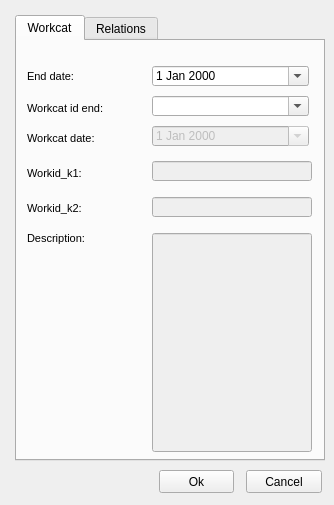
Giswater/giswater_qgis_plugin, file ui/workcat_end.ui: the form before one commit.
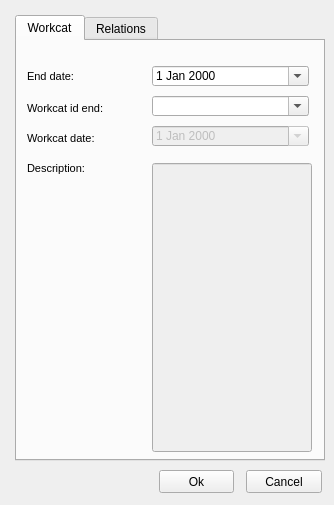
The form after the commit. Icons and pictures are not drawn.

Patch:
```diff
--- a/ui/workcat_end.ui
+++ b/ui/workcat_end.ui
@@ -99,7 +99,7 @@
      <property name="geometry">
       <rect>
        <x>10</x>
-       <y>186</y>
+       <y>116</y>
        <width>103</width>
        <height>22</height>
       </rect>
@@ -161,91 +161,6 @@
       <number>3</number>
      </property>
     </widget>
-    <widget class="QLabel" name="label_doc_id">
-     <property name="geometry">
-      <rect>
-       <x>10</x>
-       <y>121</y>
-       <width>106</width>
-       <height>22</height>
-      </rect>
-     </property>
-     <property name="font">
-      <font>
-       <pointsize>8</pointsize>
-      </font>
-     </property>
-     <property name="frameShape">
-      <enum>QFrame::NoFrame</enum>
-     </property>
-     <property name="frameShadow">
-      <enum>QFrame::Raised</enum>
-     </property>
-     <property name="text">
-      <string>Workid_k1:</string>
-     </property>
-     <property name="textFormat">
-      <enum>Qt::AutoText</enum>
-     </property>
-     <property name="scaledContents">
-      <bool>false</bool>
-     </property>
-     <property name="margin">
-      <number>3</number>
-     </property>
-    </widget>
-    <widget class="QLineEdit" name="workid_key1">
-     <property name="enabled">
-      <bool>false</bool>
-     </property>
-     <property name="geometry">
-      <rect>
-       <x>135</x>
-       <y>120</y>
-       <width>160</width>
-       <height>20</height>
-      </rect>
-     </property>
-     <property name="text">
-      <string/>
-     </property>
-     <property name="readOnly">
-      <bool>true</bool>
-     </property>
-    </widget>
-    <widget class="QLabel" name="label_doc_id_2">
-     <property name="geometry">
-      <rect>
-       <x>10</x>
-       <y>156</y>
-       <width>115</width>
-       <height>22</height>
-      </rect>
-     </property>
-     <property name="font">
-      <font>
-       <pointsize>8</pointsize>
-      </font>
-     </property>
-     <property name="frameShape">
-      <enum>QFrame::NoFrame</enum>
-     </property>
-     <property name="frameShadow">
-      <enum>QFrame::Raised</enum>
-     </property>
-     <property name="text">
-      <string>Workid_k2:</string>
-     </property>
-     <property name="textFormat">
-      <enum>Qt::AutoText</enum>
-     </property>
-     <property name="scaledContents">
-      <bool>false</bool>
-     </property>
-     <property name="margin">
-      <number>3</number>
-     </property>
-    </widget>
     <widget class="QLineEdit" name="descript">
      <property name="enabled">
       <bool>false</bool>
@@ -253,34 +168,15 @@
      <property name="geometry">
       <rect>
        <x>135</x>
-       <y>192</y>
+       <y>122</y>
        <width>160</width>
-       <height>219</height>
+       <height>289</height>
       </rect>
      </property>
      <property name="readOnly">
       <bool>true</bool>
      </property>
     </widget>
-    <widget class="QLineEdit" name="workid_key2">
-     <property name="enabled">
-      <bool>false</bool>
-     </property>
-     <property name="geometry">
-      <rect>
-       <x>135</x>
-       <y>156</y>
-       <width>160</width>
-       <height>20</height>
-      </rect>
-     </property>
-     <property name="text">
-      <string/>
-     </property>
-     <property name="readOnly">
-      <bool>true</bool>
-     </property>
-    </widget>
     <widget class="QComboBox" name="workcat_id_end">
      <property name="geometry">
       <rect>
```
